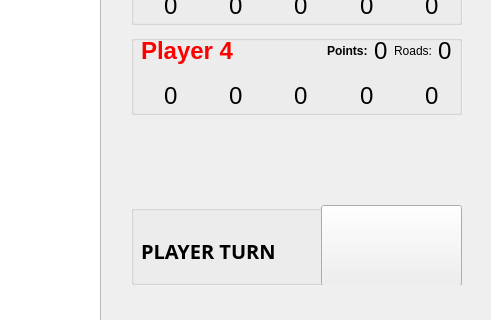
The window that src/mainwindow.ui (Stefan-Dr/Catan) describes before a commit, drawn with Qt 5; both pictures show x 709 to 1200 and y 265 to 585 of the 1200 by 800 pixel window.
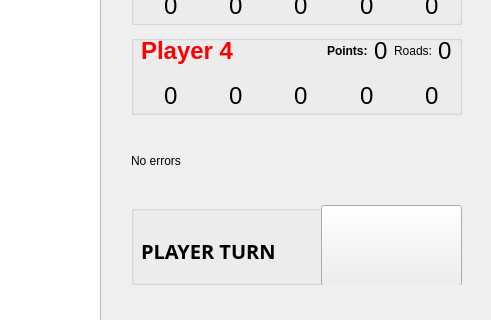
The same window after the commit. The open tabs and pages were chosen to show the change. Icons and pictures are not drawn.

The edit to the form file:
```diff
--- a/src/mainwindow.ui
+++ b/src/mainwindow.ui
@@ -2091,6 +2091,19 @@
         </property>
        </widget>
       </widget>
+      <widget class="QLabel" name="lbError">
+       <property name="geometry">
+        <rect>
+         <x>10</x>
+         <y>400</y>
+         <width>331</width>
+         <height>31</height>
+        </rect>
+       </property>
+       <property name="text">
+        <string>No errors</string>
+       </property>
+      </widget>
      </widget>
      <widget class="QWidget" name="widget_5" native="true">
       <property name="geometry">
```
